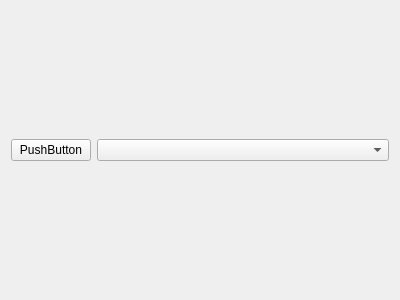
This is src/SARibbonBar/Form.ui in czyt1988/sa as Qt 5 draws it before an edit. The edited form follows.
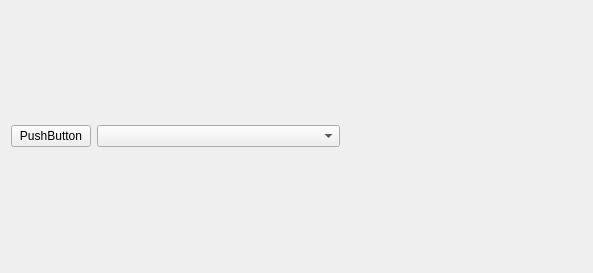
This is the edited form.

```diff
--- a/src/SARibbonBar/Form.ui
+++ b/src/SARibbonBar/Form.ui
@@ -6,21 +6,14 @@
    <rect>
     <x>0</x>
     <y>0</y>
-    <width>400</width>
-    <height>300</height>
+    <width>593</width>
+    <height>273</height>
    </rect>
   </property>
   <property name="windowTitle">
    <string>Form</string>
   </property>
   <layout class="QGridLayout" name="gridLayout">
-   <item row="0" column="0">
-    <widget class="QPushButton" name="pushButton">
-     <property name="text">
-      <string>PushButton</string>
-     </property>
-    </widget>
-   </item>
    <item row="0" column="1">
     <widget class="QComboBox" name="comboBox">
      <property name="sizePolicy">
@@ -31,6 +24,26 @@
      </property>
     </widget>
    </item>
+   <item row="0" column="0">
+    <widget class="QPushButton" name="pushButton">
+     <property name="text">
+      <string>PushButton</string>
+     </property>
+    </widget>
+   </item>
+   <item row="0" column="2">
+    <spacer name="horizontalSpacer">
+     <property name="orientation">
+      <enum>Qt::Horizontal</enum>
+     </property>
+     <property name="sizeHint" stdset="0">
+      <size>
+       <width>40</width>
+       <height>20</height>
+      </size>
+     </property>
+    </spacer>
+   </item>
   </layout>
  </widget>
  <resources/>
```
